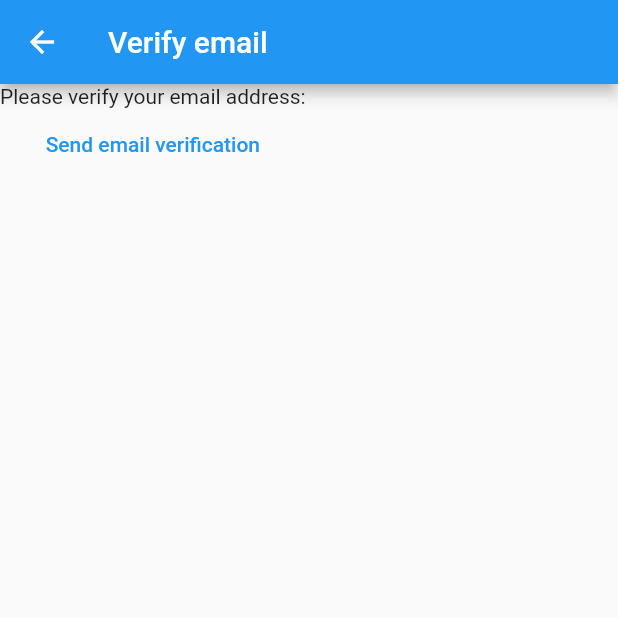
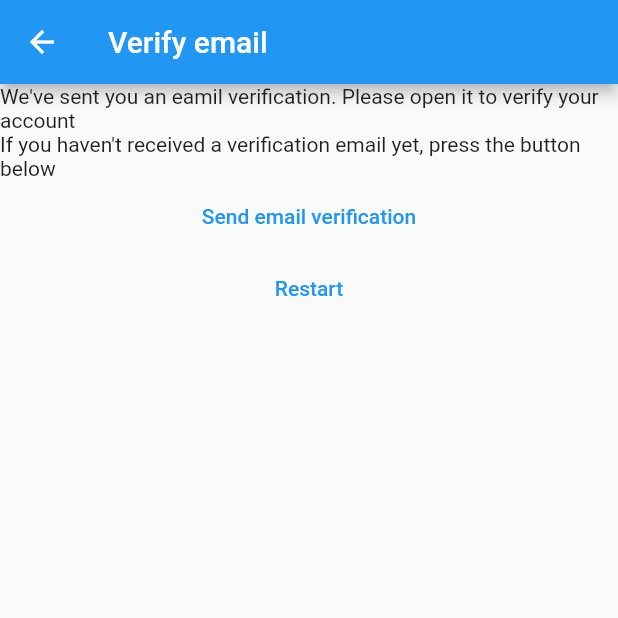
Before and after one commit to kobienkung/mynotes, a Flutter app: the VerifyEmailView screen opened directly, on a phone screen of 412 x 824 dp, the top half of it. Run offline on Flutter 3.47's test engine with Material 2 defaults, Android fonts, the phone set to English and light mode, and no system bars; our stand-ins replace firebase_auth, firebase_core; accounts and stored records are empty.

Commit message:
step-7_chapter-22

```diff
--- a/lib/constants/routes.dart
+++ b/lib/constants/routes.dart
@@ -1,3 +1,4 @@
 const loginRoute = '/login/';
 const registerRoute = '/register/';
 const notesRoute = '/notes/';
+const verifyEmailRoute = '/verify-email/';
--- a/lib/main.dart
+++ b/lib/main.dart
@@ -6,6 +6,7 @@ import 'package:mynotes/views/login_view.dart';
 import 'package:mynotes/views/register_view.dart';
 import 'package:mynotes/views/verify_email_view.dart';
 import 'firebase_options.dart';
+import 'dart:developer' as devtools show log;
 
 void main() {
   WidgetsFlutterBinding.ensureInitialized();
@@ -20,6 +21,7 @@ void main() {
         loginRoute: (context) => const LoginView(),
         registerRoute: (context) => const RegisterView(),
         notesRoute: (context) => const NotesView(),
+        verifyEmailRoute: (context) => const VerifyEmailView(),
       },
     ),
   );
@@ -45,7 +47,7 @@ class HomePage extends StatelessWidget {
                 await user?.reload();
               },
             );
-            print(user);
+            // devtools.log(user.toString());
             if (user != null) {
               if (user.emailVerified) {
                 return const NotesView();
--- a/lib/views/verify_email_view.dart
+++ b/lib/views/verify_email_view.dart
@@ -1,5 +1,6 @@
 import 'package:firebase_auth/firebase_auth.dart';
 import 'package:flutter/material.dart';
+import 'package:mynotes/constants/routes.dart';
 
 //------------------------------------------------------------------------------
 class VerifyEmailView extends StatefulWidget {
@@ -17,14 +18,27 @@ class _VerifyEmailViewState extends State<VerifyEmailView> {
         title: Text('Verify email'),
       ),
       body: Column(children: [
-        const Text('Please verify your email address:'),
+        const Text(
+            "We've sent you an eamil verification. Please open it to verify your account"),
+        const Text(
+            "If you haven't received a verification email yet, press the button below"),
         TextButton(
             onPressed: () async {
               final user = FirebaseAuth
                   .instance.currentUser; //The current user email from HomePage
               await user?.sendEmailVerification();
             },
-            child: const Text('Send email verification'))
+            child: const Text('Send email verification')),
+        TextButton(
+          onPressed: () async {
+            await FirebaseAuth.instance.signOut();
+            Navigator.of(context).pushNamedAndRemoveUntil(
+              registerRoute,
+              (route) => false,
+            );
+          },
+          child: const Text('Restart'),
+        )
       ]),
     );
   }
```
Also changed, not shown: lib/views/register_view.dart (+23 -10 lines).
